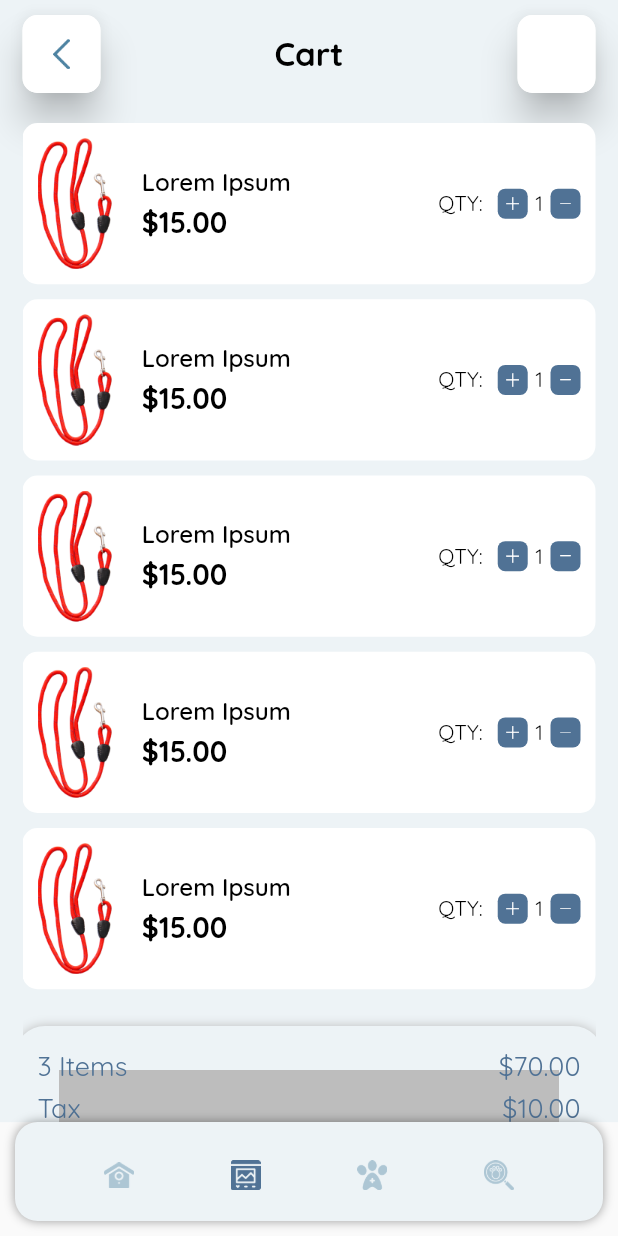
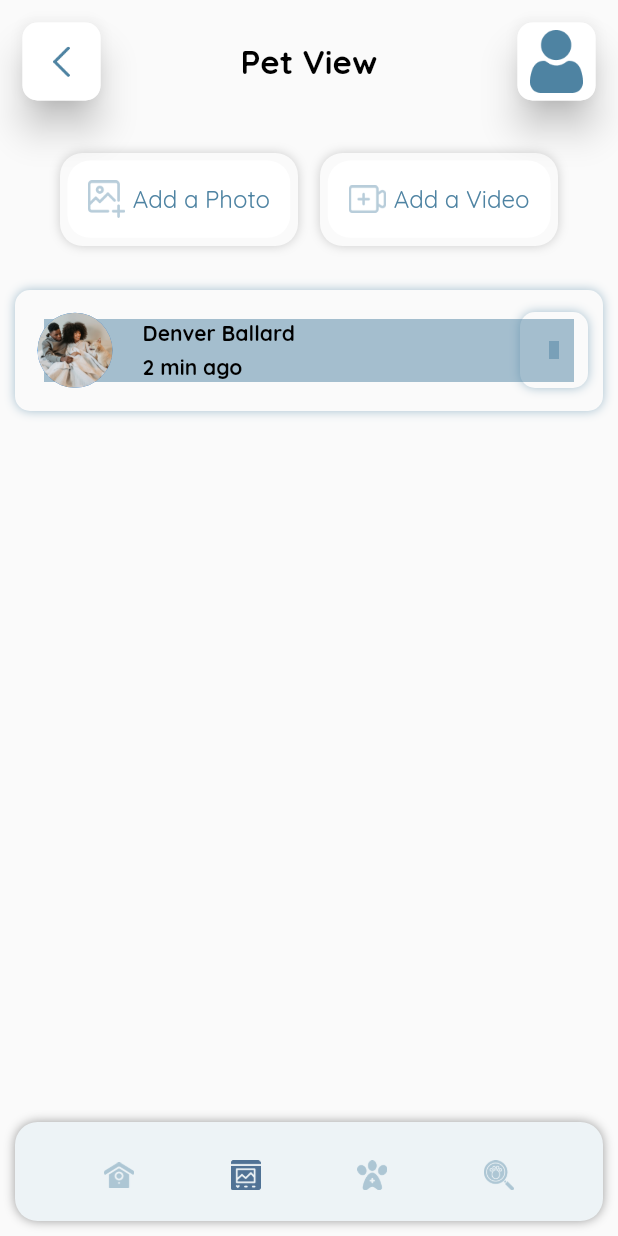
Before and after one commit to rushit5560/Pet_Lover_Project, a Flutter app: the IndexScreen screen opened directly, item 2 of the bottom bar chosen, on a phone screen of 412 x 824 dp. Run offline on Flutter 3.47's test engine with Material 2 defaults, Android fonts, the phone set to English and light mode, and no system bars; drawn by our look-alikes of flutter_slidable; our stand-ins replace carousel_slider, flutter_rating_bar, fluttertoast, get, google_maps_flutter, image_picker and 2 more.

Commit message:
pet_view_screen

```diff
--- /dev/null
+++ b/pet_lover_project/lib/controllers/pet_view_screen_controller/pet_view_screen_controller.dart
@@ -0,0 +1,7 @@
+import 'dart:io';
+
+import 'package:get/get.dart';
+
+class PetViewScreenController extends GetxController{
+  File? file;
+}
--- a/pet_lover_project/lib/screens/index_screen/index_screen.dart
+++ b/pet_lover_project/lib/screens/index_screen/index_screen.dart
@@ -5,6 +5,7 @@ import 'package:pet_lover_project/common/constants/app_colors.dart';
 import 'package:pet_lover_project/screens/cart_screen/cart_screen.dart';
 import 'package:pet_lover_project/screens/home_screen/home_screen.dart';
 import 'package:pet_lover_project/screens/pet_shop_screen/pet_shop_screen.dart';
+import 'package:pet_lover_project/screens/pet_view_screen/pet_view_screen.dart';
 
 import '../../common/constants/app_images.dart';
 import '../../controllers/index_screen_controller/index_screen_controller.dart';
@@ -101,7 +102,7 @@ class IndexScreen extends StatelessWidget {
     if (indexScreenController.menuIndex.value == 0) {
       return HomeScreen();
     } else if (indexScreenController.menuIndex.value == 1) {
-      return CartScreen();
+      return PetViewScreen();
     } else if (indexScreenController.menuIndex.value == 2) {
       return PetShopScreen();
     } else {
--- /dev/null
+++ b/pet_lover_project/lib/screens/pet_view_screen/pet_view_screen.dart
@@ -0,0 +1,33 @@
+import 'package:flutter/material.dart';
+import 'package:get/get.dart';
+import 'package:pet_lover_project/common/constants/enums.dart';
+import 'package:pet_lover_project/common/custom_appbar/custom_appbar.dart';
+import 'package:pet_lover_project/controllers/pet_view_screen_controller/pet_view_screen_controller.dart';
+import 'package:pet_lover_project/screens/pet_view_screen/pet_view_screen_widgets.dart';
+
+class PetViewScreen extends StatelessWidget {
+  PetViewScreen({Key? key}) : super(key: key);
+
+  final petViewScreenController = Get.put(PetViewScreenController());
+
+  @override
+  Widget build(BuildContext context) {
+    return Scaffold(
+      body: SafeArea(
+        child: Padding(
+          padding: const EdgeInsets.all(15.0),
+          child: Column(
+            children: [
+              CommonAppBarModule(title: 'Pet View', appBarOption: AppBarOption.petViewScreenOption),
+              const SizedBox(height: 40,),
+              AddPhoto(),
+              const SizedBox(height: 40,),
+              Expanded(
+                  child: PetPostList())
+            ],
+          ),
+        ),
+      ),
+    );
+  }
+}
--- /dev/null
+++ b/pet_lover_project/lib/screens/pet_view_screen/pet_view_screen_widgets.dart
@@ -0,0 +1,200 @@
+import 'dart:io';
+
+import 'package:flutter/cupertino.dart';
+import 'package:flutter/material.dart';
+import 'package:get/get.dart';
+import 'package:image_picker/image_picker.dart';
+import 'package:pet_lover_project/common/constants/app_colors.dart';
+import 'package:pet_lover_project/common/constants/app_images.dart';
+import 'package:pet_lover_project/controllers/pet_view_screen_controller/pet_view_screen_controller.dart';
+
+class AddPhoto extends StatefulWidget {
+  AddPhoto({Key? key}) : super(key: key);
+
+  @override
+  State<AddPhoto> createState() => _AddPhotoState();
+}
+
+class _AddPhotoState extends State<AddPhoto> {
+  final ImagePicker imagePicker = ImagePicker();
+  final petViewScreenController = Get.find<PetViewScreenController>();
+
+  XFile? file1;
+
+  @override
+  Widget build(BuildContext context) {
+    return Padding(
+      padding: const EdgeInsets.only(left: 30, right: 30),
+      child: Row(
+        children: [
+          Expanded(
+              child: GestureDetector(
+                onTap: (){
+                  openGallery();
+                },
+                child: Container(
+                  height: Get.height/16,
+                  decoration: BoxDecoration(
+                    color: Colors.white,
+                    borderRadius: BorderRadius.circular(15),
+                    boxShadow: [
+                      BoxShadow(
+                        color: Colors.grey.withOpacity(0.5),
+                        blurRadius: 5,
+                        spreadRadius: 5,
+                        blurStyle: BlurStyle.outer,
+                      ),
+                    ],
+                  ),
+                  child: petViewScreenController.file != null ? Image.file(petViewScreenController.file!, fit: BoxFit.fill,) :
+                  Row(
+                    mainAxisAlignment: MainAxisAlignment.center,
+                    children: [
+                      Image.asset(AppImages.addImageImg, scale: 4,),
+                      SizedBox(width: 5,),
+                      Text("Add a Photo", style: TextStyle(color: AppColors.colorDarkBlue1, fontSize: 16))
+                    ],
+                  ),
+
+                ),
+              )
+          ),
+          SizedBox(width: 25,),
+          Expanded(
+              child: GestureDetector(
+                onTap: (){
+                  pickVideoFromGallery();
+                },
+                child: Container(
+                  height: Get.height/16,
+                  decoration: BoxDecoration(
+                    color: Colors.white,
+                    borderRadius: BorderRadius.circular(15),
+                    boxShadow: [
+                      BoxShadow(
+                        color: Colors.grey.withOpacity(0.5),
+                        blurRadius: 5,
+                        spreadRadius: 5,
+                        blurStyle: BlurStyle.outer,
+                      ),
+                    ],
+                  ),
+                  child:
+                  //file1 != null ? Image.file(File(file1!.path)) :
+                  Row(
+                    mainAxisAlignment: MainAxisAlignment.center,
+                    children: [
+                      Image.asset(AppImages.addVideoImg, scale: 4,),
+                      SizedBox(width: 5,),
+                      Text("Add a Video", style: TextStyle(color: AppColors.colorDarkBlue1, fontSize: 16))
+                    ],
+                  ),
+                ),
+              )
+          ),
+
+
+
+        ],
+      ),
+    );
+  }
+
+  void openGallery() async {
+    final image = await imagePicker.pickImage(source: ImageSource.gallery);
+    if (image != null) {
+      setState(() {
+        petViewScreenController.file = File(image.path);
+        print('Camera File Path : ${petViewScreenController.file}');
+        print('Camera Image Path : ${image.path}');
+        //Fluttertoast.showToast(msg: '${image.path}', toastLength: Toast.LENGTH_LONG);
+        //renameImage();
+      });
+    } else {}
+  }
+
+  void pickVideoFromGallery() async {
+    file1 = await imagePicker.pickVideo(source: ImageSource.gallery);
+    if (file1 != null) {
+      setState(() {
+
+      });
+    }
+  }
+}
+
+class PetPostList extends StatelessWidget {
+  const PetPostList({Key? key}) : super(key: key);
+
+  @override
+  Widget build(BuildContext context) {
+    return ListView.builder(
+      shrinkWrap: true,
+        itemCount: 1,
+        physics: AlwaysScrollableScrollPhysics(),
+        itemBuilder: (context, index) {
+          return Container(
+            decoration: BoxDecoration(
+              borderRadius: BorderRadius.circular(10),
+              boxShadow: [
+                BoxShadow(
+                  color: AppColors.colorDarkBlue1.withOpacity(0.5),
+                  blurRadius: 5,
+                  spreadRadius: 5,
+                  blurStyle: BlurStyle.outer
+                )
+              ]
+            ),
+            child: Padding(
+              padding: const EdgeInsets.all(10.0),
+              child: Column(
+                children: [
+                  Row(
+                    mainAxisAlignment: MainAxisAlignment.spaceBetween,
+                    children: [
+                      Row(
+                        children: [
+                          const CircleAvatar(
+                            radius: 25,
+                            backgroundImage: AssetImage(AppImages.chatProfile3Img),
+                          ),
+
+                          SizedBox(width: 20,),
+
+                          Column(
+                            crossAxisAlignment: CrossAxisAlignment.start,
+                            children: const [
+                              Text("Denver Ballard", style: TextStyle(color: Colors.black, fontWeight: FontWeight.bold),),
+                              SizedBox(height: 5,),
+                              Text("2 min ago", style: TextStyle(color: Colors.black, fontWeight: FontWeight.bold),),
+                            ],
+                          )
+                        ],
+                      ),
+
+                      Container(
+                        height: 40,
+                        width: 35,
+                        decoration: BoxDecoration(
+                            borderRadius: BorderRadius.circular(10),
+                            boxShadow: [
+                              BoxShadow(
+                                  color: AppColors.colorDarkBlue1.withOpacity(0.5),
+                                  blurRadius: 5,
+                                  spreadRadius: 5,
+                                  blurStyle: BlurStyle.outer
+                              )
+                            ]
+                        ),
+
+                      )
+
+                    ],
+                  )
+                ],
+              ),
+            ),
+          );
+        });
+  }
+}
```
